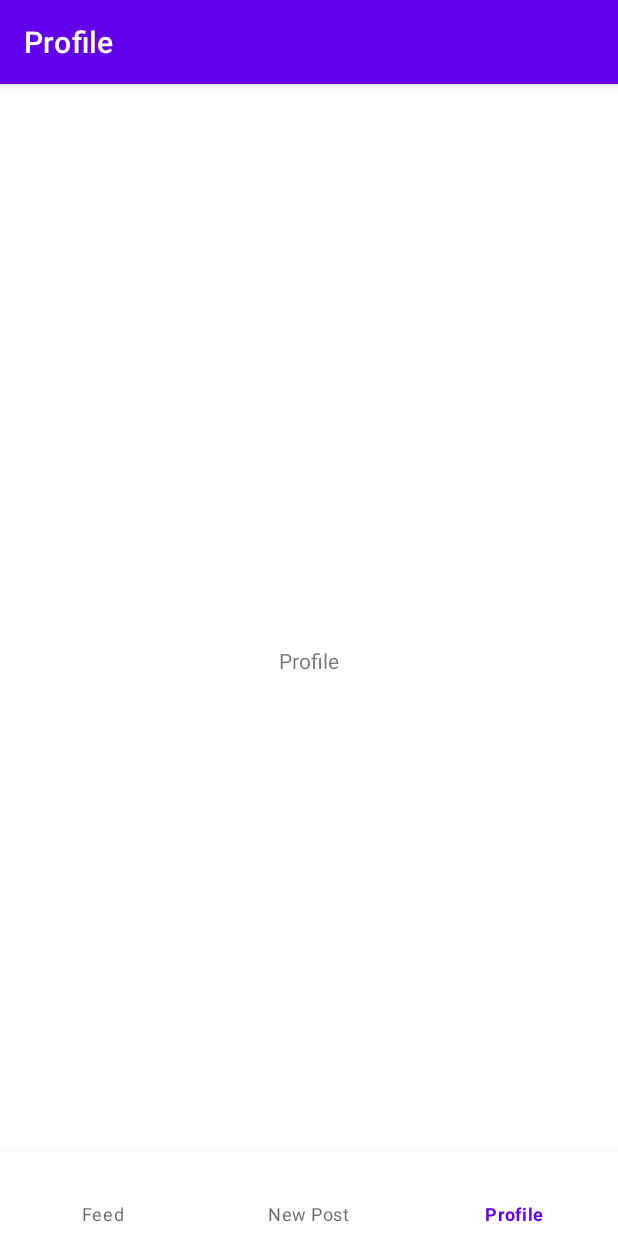
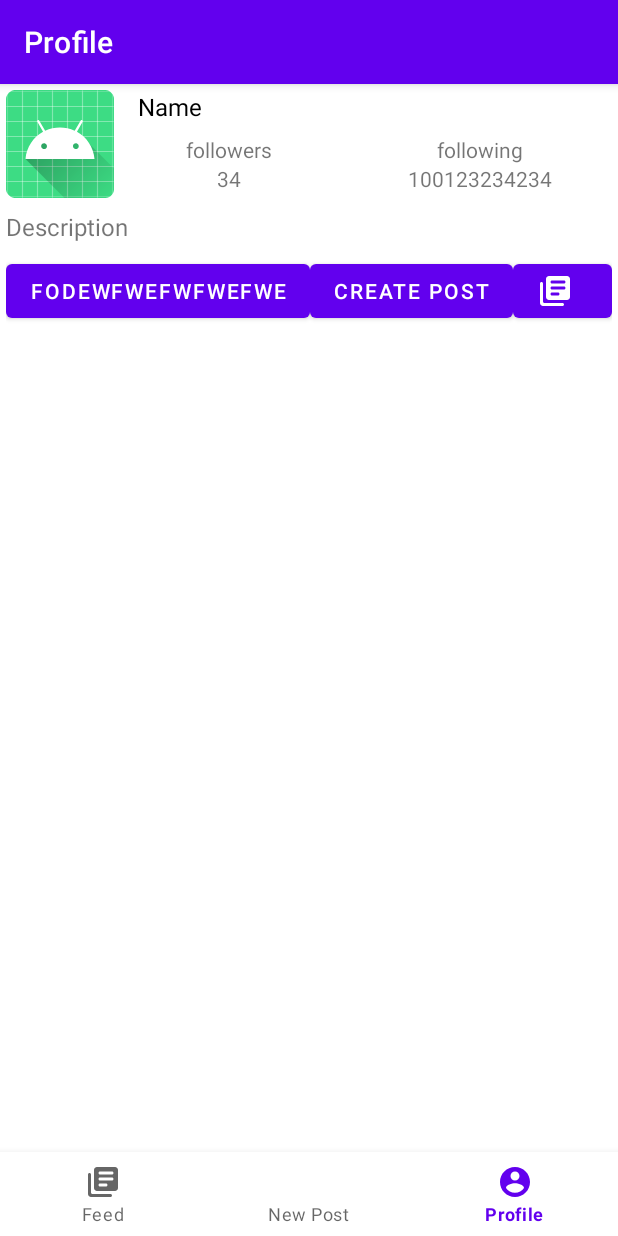
Before and after one commit to khvatid/web_note_etu, an Android app: the ProfileFragment screen opened through its navigation route, on a phone screen of 412 x 824 dp. Run offline under Robolectric (Android 15) with nearby library versions, the phone set to English and light mode, and no system bars; our stand-ins replace navigation-ui.

Commit message:
Фрагменты подготовлены к добавлению функционалу. *Добавлены иконки *POJO вернулись на свои места.

```diff
--- a/app/src/main/java/com/to_panelka/webnote/ui/pojo/User.java
+++ b/app/src/main/java/com/to_panelka/webnote/pojo/User.java
@@ -1,4 +1,4 @@
-package com.to_panelka.webnote.ui.pojo;
+package com.to_panelka.webnote.pojo;
 
 public class User {
     private long id;
--- /dev/null
+++ b/app/src/main/res/drawable/ic_menu_feed_24.xml
@@ -0,0 +1,11 @@
+<vector xmlns:android="http://schemas.android.com/apk/res/android"
+    android:width="24dp"
+    android:height="24dp"
+    android:viewportWidth="24"
+    android:viewportHeight="24"
+    android:tint="?attr/colorControlNormal"
+    android:autoMirrored="true">
+  <path
+      android:fillColor="@android:color/white"
+      android:pathData="M3,6c-0.55,0 -1,0.45 -1,1v13c0,1.1 0.9,2 2,2h13c0.55,0 1,-0.45 1,-1s-0.45,-1 -1,-1L5,20c-0.55,0 -1,-0.45 -1,-1L4,7c0,-0.55 -0.45,-1 -1,-1zM20,2L8,2c-1.1,0 -2,0.9 -2,2v12c0,1.1 0.9,2 2,2h12c1.1,0 2,-0.9 2,-2L22,4c0,-1.1 -0.9,-2 -2,-2zM18,11h-8c-0.55,0 -1,-0.45 -1,-1s0.45,-1 1,-1h8c0.55,0 1,0.45 1,1s-0.45,1 -1,1zM14,15h-4c-0.55,0 -1,-0.45 -1,-1s0.45,-1 1,-1h4c0.55,0 1,0.45 1,1s-0.45,1 -1,1zM18,7h-8c-0.55,0 -1,-0.45 -1,-1s0.45,-1 1,-1h8c0.55,0 1,0.45 1,1s-0.45,1 -1,1z"/>
+</vector>
--- /dev/null
+++ b/app/src/main/res/drawable/ic_menu_profile_24.xml
@@ -0,0 +1,10 @@
+<vector xmlns:android="http://schemas.android.com/apk/res/android"
+    android:width="24dp"
+    android:height="24dp"
+    android:viewportWidth="24"
+    android:viewportHeight="24"
+    android:tint="?attr/colorControlNormal">
+  <path
+      android:fillColor="@android:color/white"
+      android:pathData="M12,2C6.48,2 2,6.48 2,12s4.48,10 10,10 10,-4.48 10,-10S17.52,2 12,2zM12,5c1.66,0 3,1.34 3,3s-1.34,3 -3,3 -3,-1.34 -3,-3 1.34,-3 3,-3zM12,19.2c-2.5,0 -4.71,-1.28 -6,-3.22 0.03,-1.99 4,-3.08 6,-3.08 1.99,0 5.97,1.09 6,3.08 -1.29,1.94 -3.5,3.22 -6,3.22z"/>
+</vector>
--- a/app/src/main/res/layout/fragment_profile.xml
+++ b/app/src/main/res/layout/fragment_profile.xml
@@ -6,13 +6,132 @@
   android:layout_height="match_parent"
   tools:context=".ui.profile.ProfileFragment">
 
-  <TextView
-    android:layout_width="wrap_content"
+  <RelativeLayout
+    android:id="@+id/profile_view"
+    android:layout_width="match_parent"
     android:layout_height="wrap_content"
-    android:text="Profile"
-    app:layout_constraintBottom_toBottomOf="parent"
     app:layout_constraintEnd_toEndOf="parent"
     app:layout_constraintStart_toStartOf="parent"
-    app:layout_constraintTop_toTopOf="parent" />
+    app:layout_constraintTop_toTopOf="parent"
+    android:layout_marginStart="4dp"
+    android:layout_marginEnd="4dp"
+    android:layout_marginTop="4dp">
+    <ImageView
+      android:id="@+id/profile_user_image"
+      android:layout_width="wrap_content"
+      android:layout_height="wrap_content"
+      android:layout_gravity="center_horizontal"
+      android:contentDescription="Аватар пользователя"
+      android:src="@mipmap/ic_launcher" />
+
+    <TextView
+      android:id="@+id/profile_user_name"
+      android:layout_width="wrap_content"
+      android:layout_height="wrap_content"
+      android:layout_marginStart="16dp"
+      android:layout_marginEnd="8dp"
+
+      android:layout_alignParentEnd="true"
+      android:layout_toEndOf="@+id/profile_user_image"
+      android:text="Name"
+      android:textColor="@color/black"
+      android:textSize="16sp" />
+
+    <TextView
+      android:id="@+id/profile_user_description"
+      android:layout_width="wrap_content"
+      android:layout_height="wrap_content"
+      android:layout_marginTop="8dp"
+
+      android:layout_alignEnd="@+id/profile_user_name"
+      android:layout_alignParentStart="true"
+      android:layout_below="@+id/profile_user_image"
+      android:text="Description"
+      android:textSize="16sp" />
+
+
+    <LinearLayout
+      android:id="@+id/profile_linear_followers"
+      android:layout_width="wrap_content"
+      android:layout_height="wrap_content"
+      android:layout_alignBottom="@+id/profile_user_image"
+      android:layout_alignStart="@+id/profile_user_name"
+      android:layout_below="@+id/profile_user_name"
+      android:orientation="vertical"
+      android:layout_marginTop="8dp"
+      android:layout_marginStart="32dp">
+      <TextView
+        android:layout_width="wrap_content"
+        android:layout_height="wrap_content"
+        android:layout_gravity="center_horizontal"
+        android:text="followers" />
+      <TextView
+        android:id="@+id/profile_user_followers"
+        android:layout_width="wrap_content"
+        android:layout_height="wrap_content"
+        android:layout_gravity="center_horizontal"
+        android:text="34" />
+    </LinearLayout>
+    <LinearLayout
+      android:id="@+id/profile_linear_following"
+      android:layout_width="wrap_content"
+      android:layout_height="wrap_content"
+      android:layout_marginTop="8dp"
+      android:layout_marginEnd="32dp"
+      android:layout_alignBottom="@+id/profile_user_image"
+      android:layout_alignEnd="@+id/profile_user_name"
+      android:layout_below="@+id/profile_user_name"
+      android:orientation="vertical">
+      <TextView
+        android:layout_width="wrap_content"
+        android:layout_height="wrap_content"
+        android:layout_gravity="center_horizontal"
+        android:text="following" />
+      <TextView
+        android:id="@+id/profile_following"
+        android:layout_width="wrap_content"
+        android:layout_height="wrap_content"
+        android:layout_gravity="center_horizontal"
+        android:text="100123234234" />
+    </LinearLayout>
+
+  </RelativeLayout>
+  <LinearLayout
+    android:id="@+id/profile_buttons_container"
+    android:layout_width="match_parent"
+    android:layout_height="wrap_content"
+    android:orientation="horizontal"
+    android:layout_marginStart="4dp"
+    android:layout_marginEnd="4dp"
+    android:layout_marginTop="8dp"
+    app:layout_constraintEnd_toEndOf="@+id/profile_view"
+    app:layout_constraintStart_toStartOf="@+id/profile_view"
+    app:layout_constraintTop_toBottomOf="@+id/profile_view">
+
+    <Button
+      android:id="@+id/profile_button_one"
+      android:layout_width="wrap_content"
+      android:layout_height="wrap_content"
+      android:text="fodewfwefwfwefwe" />
+    <Button
+      android:id="@+id/profile_button_two"
+      android:layout_width="wrap_content"
+      android:layout_height="wrap_content"
+      android:text="create post" />
+    <Button
+      android:id="@+id/profile_button_tree"
+      android:layout_width="wrap_content"
+      android:layout_height="wrap_content"
+      android:contentDescription="setting"
+      app:icon="@drawable/ic_menu_feed_24" />
+
+  </LinearLayout>
+  <androidx.recyclerview.widget.RecyclerView
+    android:layout_width="match_parent"
+    android:layout_height="wrap_content"
+    app:layout_constraintBottom_toBottomOf="parent"
+    app:layout_constraintTop_toBottomOf="@+id/profile_buttons_container"
+    tools:layout_editor_absoluteX="1dp" />
+
 
 </androidx.constraintlayout.widget.ConstraintLayout>
--- a/app/src/main/res/menu/bottom_nav_menu.xml
+++ b/app/src/main/res/menu/bottom_nav_menu.xml
@@ -2,12 +2,14 @@
 <menu xmlns:android="http://schemas.android.com/apk/res/android">
 
   <item android:id="@+id/navigation_feed"
+    android:icon="@drawable/ic_menu_feed_24"
   android:title="Feed" />
 
   <item android:id="@+id/navigation_new_post"
     android:title="New Post" />
 
   <item android:id="@+id/navigation_profile"
+    android:icon="@drawable/ic_menu_profile_24"
     android:title="Profile" />
 
 
```
Also changed, not shown: app/src/main/res/layout/fragment_feed.xml (+34 -5 lines), app/src/main/res/layout/user_head_author.xml (deleted, +0 -66 lines).
